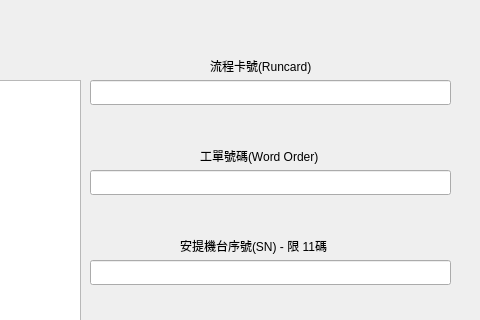
Qt form ui_TestTool2.0.ui (ColorCP/TestTool2.0) before a commit; both pictures show x 320 to 800 and y 0 to 320 of the 800 by 600 pixel window.
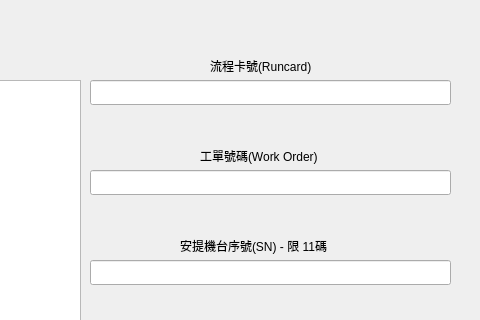
The same form after that commit.

```diff
--- a/ui_TestTool2.0.ui
+++ b/ui_TestTool2.0.ui
@@ -75,7 +75,7 @@
     </rect>
    </property>
    <property name="text">
-    <string>工單號碼(Word Order)</string>
+    <string>工單號碼(Work Order)</string>
    </property>
   </widget>
   <widget class="QLineEdit" name="SN_lineEdit">
```
